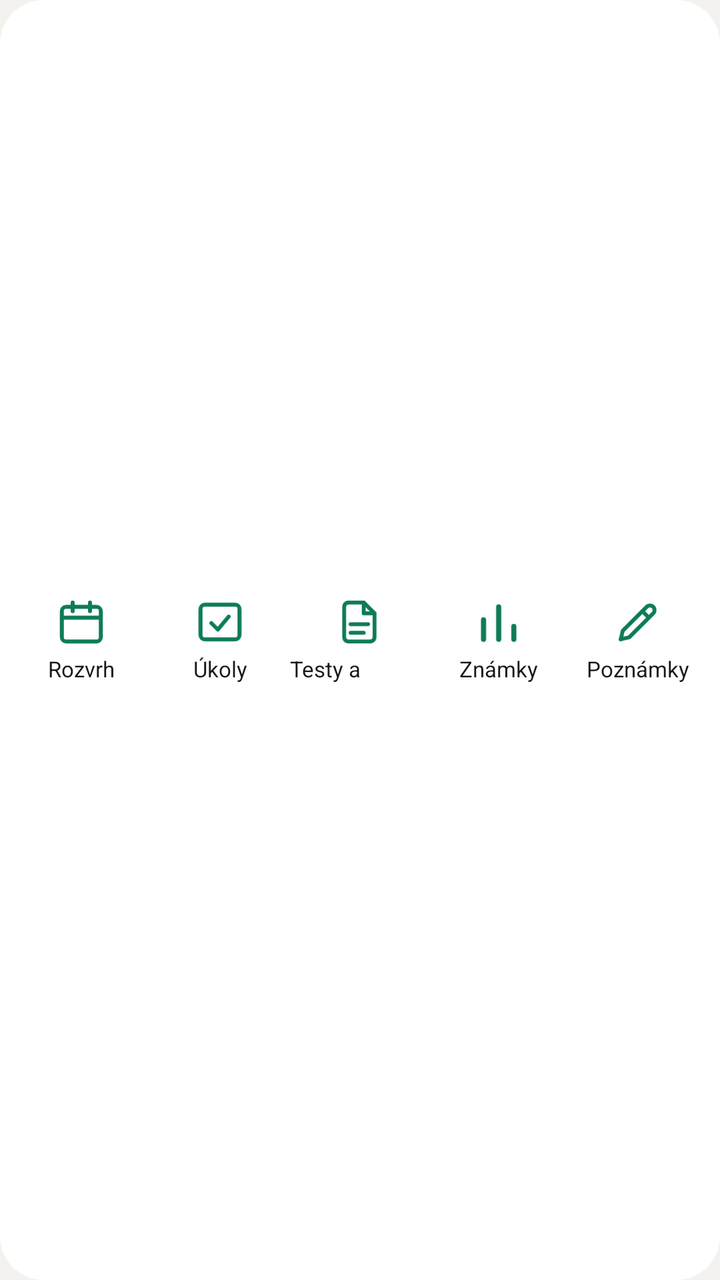
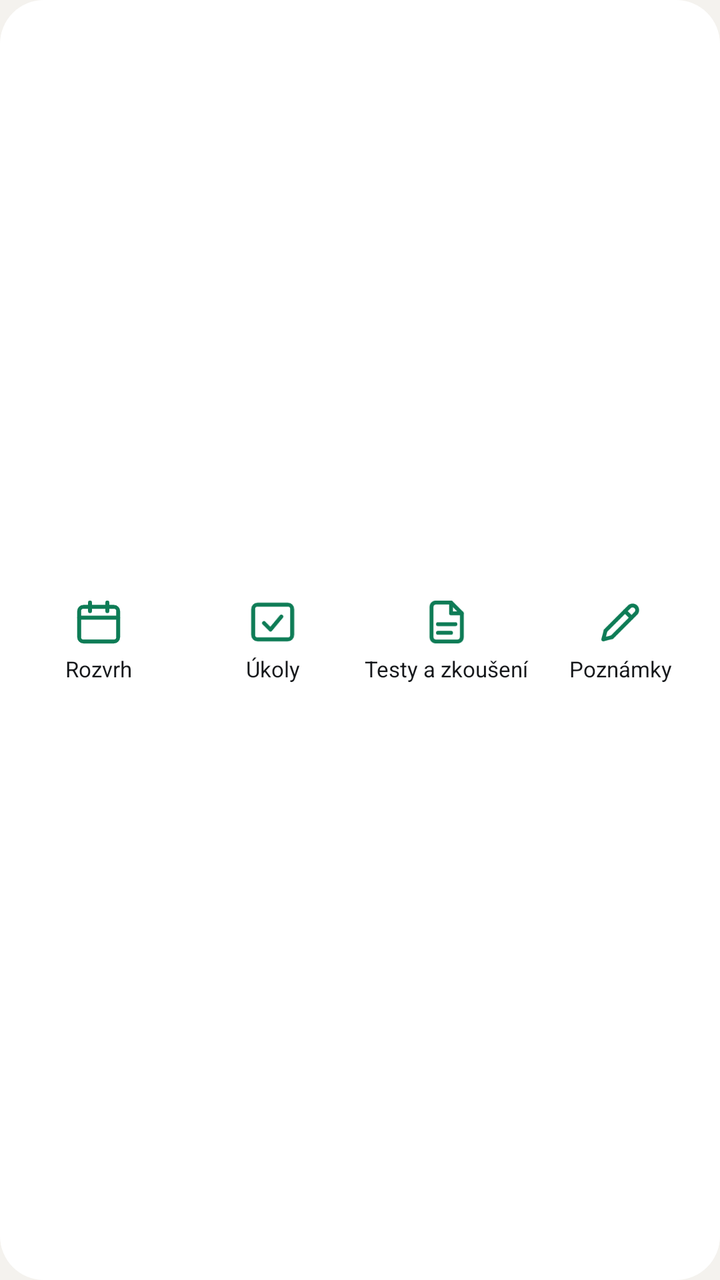

Screens rendered from an Android XML layout before and after an edit, with the pre-edit source and the edit as a unified diff.
<!-- AndroidManifest.xml: application theme Theme.Classmate -->
<!-- res/layout/widget_shortcuts.xml -->
<?xml version="1.0" encoding="utf-8"?>
<LinearLayout xmlns:android="http://schemas.android.com/apk/res/android"
    android:id="@+id/w_root"
    android:layout_width="match_parent"
    android:layout_height="match_parent"
    android:orientation="horizontal"
    android:gravity="center_vertical"
    android:paddingStart="6dp"
    android:paddingEnd="6dp"
    android:background="@drawable/widget_bg">

    <LinearLayout
        android:id="@+id/sc_timetable"
        android:layout_width="0dp"
        android:layout_height="match_parent"
        android:layout_weight="1"
        android:orientation="vertical"
        android:gravity="center">

        <ImageView
            android:layout_width="26dp"
            android:layout_height="26dp"
            android:src="@drawable/ic_sc_timetable"
            android:contentDescription="Rozvrh" />

        <TextView
            android:layout_width="wrap_content"
            android:layout_height="wrap_content"
            android:layout_marginTop="3dp"
            android:maxLines="1"
            android:textColor="@color/text"
            android:textSize="11sp"
            android:text="Rozvrh" />
    </LinearLayout>

    <LinearLayout
        android:id="@+id/sc_tasks"
        android:layout_width="0dp"
        android:layout_height="match_parent"
        android:layout_weight="1"
        android:orientation="vertical"
        android:gravity="center">

        <ImageView
            android:layout_width="26dp"
            android:layout_height="26dp"
            android:src="@drawable/ic_sc_tasks"
            android:contentDescription="Úkoly" />

        <TextView
            android:layout_width="wrap_content"
            android:layout_height="wrap_content"
            android:layout_marginTop="3dp"
            android:maxLines="1"
            android:textColor="@color/text"
            android:textSize="11sp"
            android:text="Úkoly" />
    </LinearLayout>

    <LinearLayout
        android:id="@+id/sc_tests"
        android:layout_width="0dp"
        android:layout_height="match_parent"
        android:layout_weight="1"
        android:orientation="vertical"
        android:gravity="center">

        <ImageView
            android:layout_width="26dp"
            android:layout_height="26dp"
            android:src="@drawable/ic_sc_tests"
            android:contentDescription="Testy a zkoušení" />

        <TextView
            android:layout_width="wrap_content"
            android:layout_height="wrap_content"
            android:layout_marginTop="3dp"
            android:maxLines="1"
            android:textColor="@color/text"
            android:textSize="11sp"
            android:text="Testy a zkoušení" />
    </LinearLayout>

    <LinearLayout
        android:id="@+id/sc_marks"
        android:layout_width="0dp"
        android:layout_height="match_parent"
        android:layout_weight="1"
        android:orientation="vertical"
        android:gravity="center">

        <ImageView
            android:layout_width="26dp"
            android:layout_height="26dp"
            android:src="@drawable/ic_sc_marks"
            android:contentDescription="Známky" />

        <TextView
            android:layout_width="wrap_content"
            android:layout_height="wrap_content"
            android:layout_marginTop="3dp"
            android:maxLines="1"
            android:textColor="@color/text"
            android:textSize="11sp"
            android:text="Známky" />
    </LinearLayout>

    <LinearLayout
        android:id="@+id/sc_notes"
        android:layout_width="0dp"
        android:layout_height="match_parent"
        android:layout_weight="1"
        android:orientation="vertical"
        android:gravity="center">

        <ImageView
            android:layout_width="26dp"
            android:layout_height="26dp"
            android:src="@drawable/ic_sc_notes"
            android:contentDescription="Poznámky" />

        <TextView
            android:layout_width="wrap_content"
            android:layout_height="wrap_content"
            android:layout_marginTop="3dp"
            android:maxLines="1"
            android:textColor="@color/text"
            android:textSize="11sp"
            android:text="Poznámky" />
    </LinearLayout>
</LinearLayout>
<!-- resources referenced by this layout -->
<resources>
  <color name="text">#16181b</color>
  <!-- drawable ic_sc_marks (drawable) -->
  <?xml version="1.0" encoding="utf-8"?>
  <vector xmlns:android="http://schemas.android.com/apk/res/android"
      android:width="24dp"
      android:height="24dp"
      android:viewportWidth="24"
      android:viewportHeight="24">
      <path
          android:pathData="M5,20V11"
          android:strokeColor="@color/accent"
          android:strokeWidth="2.4"
          android:strokeLineCap="round"
          android:strokeLineJoin="round" />
      <path
          android:pathData="M12,20V5"
          android:strokeColor="@color/accent"
          android:strokeWidth="2.4"
          android:strokeLineCap="round"
          android:strokeLineJoin="round" />
      <path
          android:pathData="M19,20V14"
          android:strokeColor="@color/accent"
          android:strokeWidth="2.4"
          android:strokeLineCap="round"
          android:strokeLineJoin="round" />
  </vector>
  <!-- drawable ic_sc_notes (drawable) -->
  <?xml version="1.0" encoding="utf-8"?>
  <vector xmlns:android="http://schemas.android.com/apk/res/android"
      android:width="24dp"
      android:height="24dp"
      android:viewportWidth="24"
      android:viewportHeight="24">
      <path
          android:pathData="M4,20l4,-1 11,-11a2.1,2.1 0 0 0 -3,-3L5,16z"
          android:strokeColor="@color/accent"
          android:strokeWidth="1.8"
          android:strokeLineCap="round"
          android:strokeLineJoin="round" />
      <path
          android:pathData="M14,7l3,3"
          android:strokeColor="@color/accent"
          android:strokeWidth="1.8"
          android:strokeLineCap="round"
          android:strokeLineJoin="round" />
  </vector>
  <!-- drawable ic_sc_tasks (drawable) -->
  <?xml version="1.0" encoding="utf-8"?>
  <vector xmlns:android="http://schemas.android.com/apk/res/android"
      android:width="24dp"
      android:height="24dp"
      android:viewportWidth="24"
      android:viewportHeight="24">
      <path
          android:pathData="M5,4h14a2,2 0 0 1 2,2v12a2,2 0 0 1 -2,2H5a2,2 0 0 1 -2,-2V6a2,2 0 0 1 2,-2z"
          android:strokeColor="@color/accent"
          android:strokeWidth="1.8"
          android:strokeLineCap="round"
          android:strokeLineJoin="round" />
      <path
          android:pathData="M8,12.5l3,3 5,-6"
          android:strokeColor="@color/accent"
          android:strokeWidth="1.8"
          android:strokeLineCap="round"
          android:strokeLineJoin="round" />
  </vector>
  <!-- drawable widget_bg (drawable) -->
  <?xml version="1.0" encoding="utf-8"?>
  <shape xmlns:android="http://schemas.android.com/apk/res/android" android:shape="rectangle">
      <solid android:color="@color/surface" />
      <corners android:radius="22dp" />
  </shape>
  <style name="Theme.Classmate" parent="android:Theme.DeviceDefault.Light.NoActionBar">
          <item name="android:windowBackground">@color/bg</item>
          <item name="android:colorBackground">@color/bg</item>
          <item name="android:statusBarColor">@android:color/transparent</item>
          <item name="android:navigationBarColor">@android:color/transparent</item>
          <item name="android:windowLightStatusBar">true</item>
          <item name="android:windowLightNavigationBar">true</item>
      </style>
  <color name="accent">#0e7c56</color>
  <color name="surface">#ffffff</color>
  <color name="bg">#f4f2ee</color>
  <!-- unchanged entries left out for length: 2 -->
</resources>

<!-- the commit's change to res/layout/widget_shortcuts.xml (unified diff, before → after) -->
@@ -83,6 +83,7 @@
 
     <LinearLayout
         android:id="@+id/sc_marks"
+        android:visibility="gone"
         android:layout_width="0dp"
         android:layout_height="match_parent"
         android:layout_weight="1"
